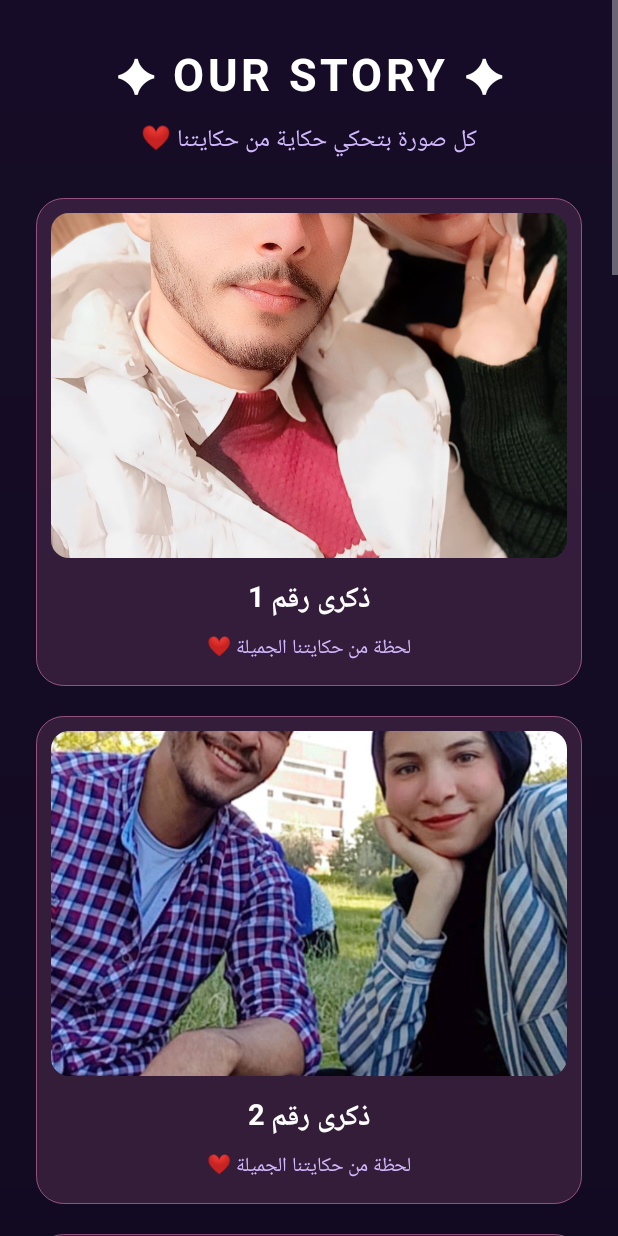
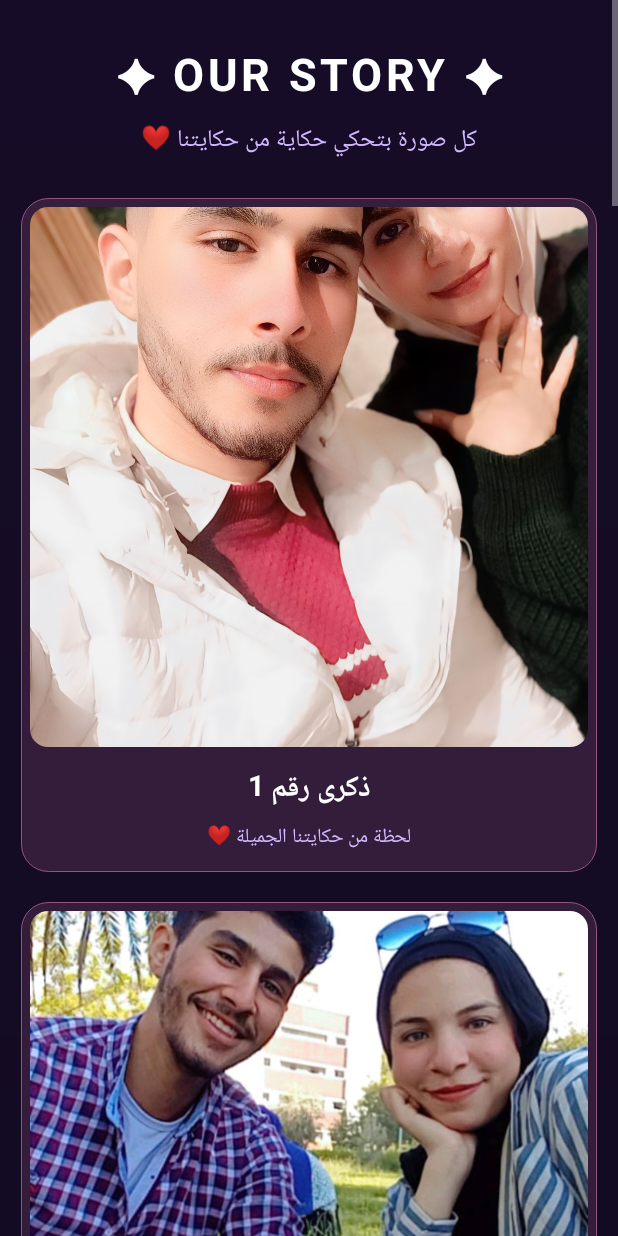
Before and after one commit to Alihanafy123/Only-me, an Android app: the screen it shows after launch (MainActivity), after a tap on "ذكرياتنا ❤️", on a phone screen of 412 x 824 dp. Run offline under Robolectric (Android 15) with nearby library versions, the phone set to English and light mode, and no system bars.

Commit message:
Adjust padding and dimensions in MainActivity layout

```diff
--- a/app/src/main/java/com/onlyyou/shahed/MainActivity.kt
+++ b/app/src/main/java/com/onlyyou/shahed/MainActivity.kt
@@ -39,7 +39,7 @@ class MainActivity : Activity() {
         return LinearLayout(this).apply {
             orientation = LinearLayout.VERTICAL
             gravity = Gravity.CENTER_HORIZONTAL
-            setPadding(dp(24), dp(28), dp(24), dp(24))
+            setPadding(dp(14), dp(28), dp(14), dp(24))
             background = gradient()
         }
     }
@@ -209,7 +209,7 @@ class MainActivity : Activity() {
         val card = LinearLayout(this).apply {
             orientation = LinearLayout.VERTICAL
             gravity = Gravity.CENTER
-            setPadding(dp(10), dp(10), dp(10), dp(14))
+            setPadding(dp(6), dp(6), dp(6), dp(12))
 
             background = GradientDrawable().apply {
                 setColor(Color.argb(35, 255, 143, 205))
@@ -232,7 +232,7 @@ class MainActivity : Activity() {
             image,
             LinearLayout.LayoutParams(
                 ViewGroup.LayoutParams.MATCH_PARENT,
-                dp(230)
+                dp(360)
             )
         )
 
```
